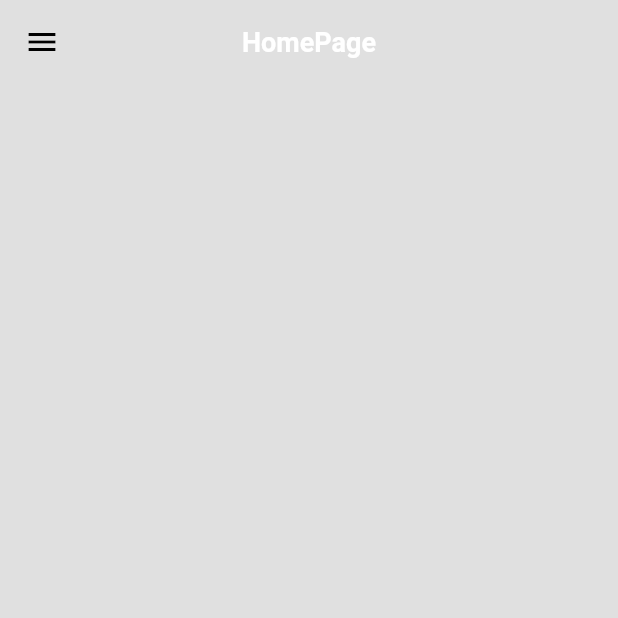
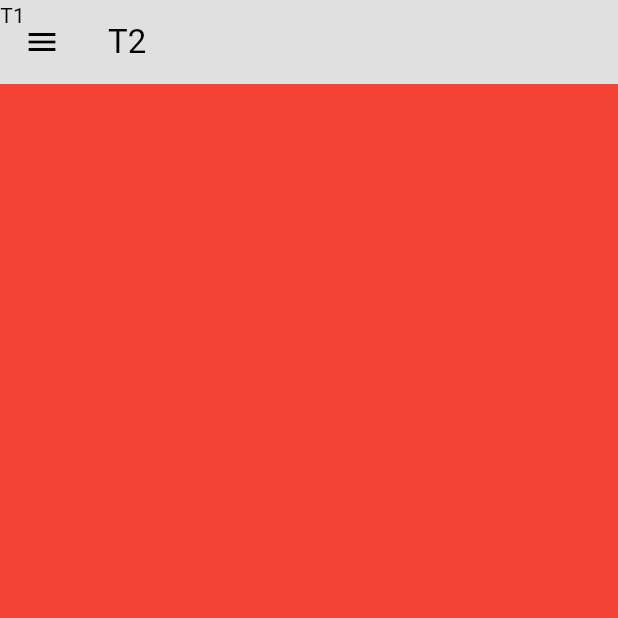
Before and after one commit to SazidKhandaker/Food-Delivery-App, a Flutter app: the screen it shows after launch, after a tap on "Sign-in", on a phone screen of 412 x 824 dp, the top half of it. Run offline on Flutter 3.47's test engine with Material 3 defaults, Android fonts, the phone set to English and light mode, and no system bars.

Commit message:
Sliver_app_bar implement

```diff
--- a/lib/homepage.dart
+++ b/lib/homepage.dart
@@ -1,5 +1,6 @@
 import 'package:flutter/material.dart';
 import 'package:food_delivery_app/widget/mydrawer.dart';
+import 'package:food_delivery_app/widget/sliverappbar.dart';
 
 class HomePage extends StatefulWidget {
   const HomePage({super.key});
@@ -14,17 +15,27 @@ class _HomePageState extends State<HomePage> {
     return Scaffold(
       drawer: MyDrawer(),
       backgroundColor: Theme.of(context).colorScheme.background,
-      appBar: AppBar(
-        backgroundColor: Theme.of(context).colorScheme.background,
-        title: Text(
-          "HomePage",
-          style: TextStyle(
-              fontWeight: FontWeight.bold,
-              fontSize: 18,
-              color: Theme.of(context).colorScheme.tertiary),
-        ),
-        centerTitle: true,
-      ),
+      // appBar: AppBar(
+      //   backgroundColor: Theme.of(context).colorScheme.background,
+      //   title: Text(
+      //     "Home",
+      //     style: TextStyle(
+      //         fontWeight: FontWeight.bold,
+      //         fontSize: 18,
+      //         color: Theme.of(context).colorScheme.tertiary),
+      //   ),
+      //   centerTitle: true,
+      // ),
+      body: NestedScrollView(
+          headerSliverBuilder: (context, innerBoxIsScrolled) => [
+                MySliverAppBar(
+                  child: Text("T1"),
+                  title: Text("T2"),
+                )
+              ],
+          body: Container(
+            color: Colors.red,
+          )),
     );
   }
 }
--- a/lib/widget/sliverappbar.dart
+++ b/lib/widget/sliverappbar.dart
@@ -8,6 +8,12 @@ class MySliverAppBar extends StatelessWidget {
 
   @override
   Widget build(BuildContext context) {
-    return SliverAppBar();
+    return SliverAppBar(
+      backgroundColor: Theme.of(context).colorScheme.background,
+      title: title,
+      flexibleSpace: FlexibleSpaceBar(
+        background: child,
+      ),
+    );
   }
 }
```
